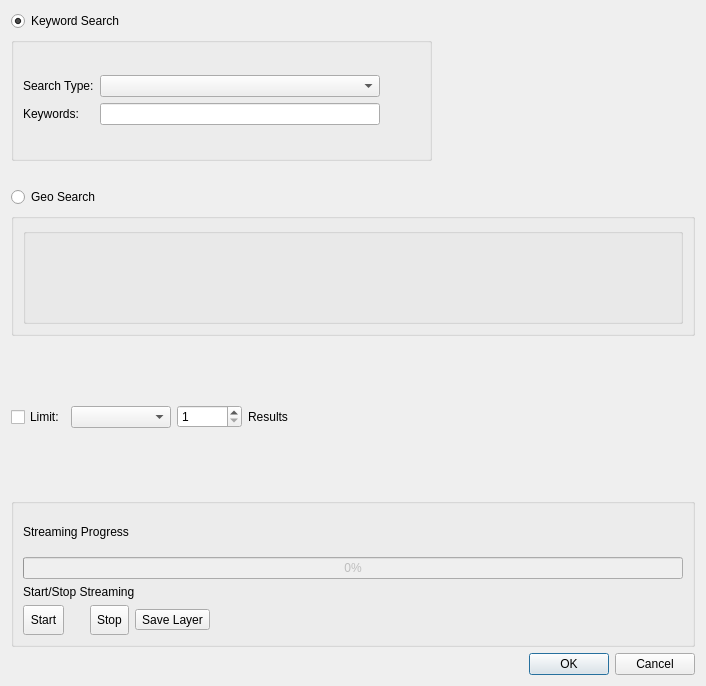
Above: gui/threading_master_dialog_base_backup.ui from ale-cristofori/Qweetgis before the change. Below: the same form after it.
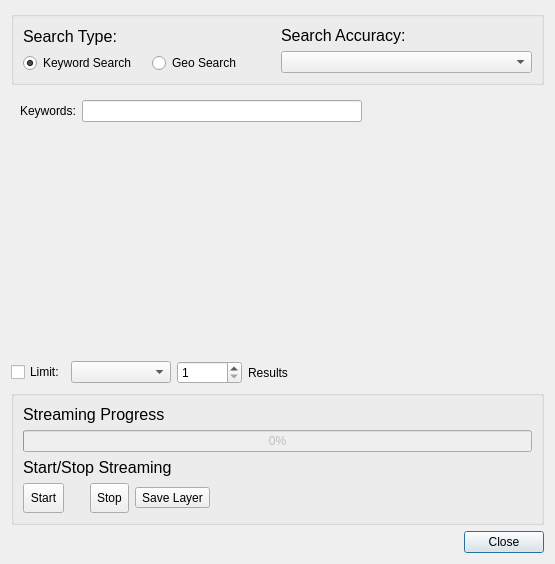
That is the form after the change. Custom widgets are drawn as their Qt base class.

Commit message: main UI made smaller and resizable on content

What changed in the file:
```diff
--- a/gui/threading_master_dialog_base_backup.ui
+++ b/gui/threading_master_dialog_base_backup.ui
@@ -6,103 +6,142 @@
    <rect>
     <x>0</x>
     <y>0</y>
-    <width>706</width>
-    <height>686</height>
+    <width>555</width>
+    <height>564</height>
    </rect>
   </property>
   <property name="minimumSize">
    <size>
-    <width>706</width>
-    <height>686</height>
+    <width>555</width>
+    <height>564</height>
    </size>
   </property>
   <property name="windowTitle">
    <string>Threading Master</string>
   </property>
-  <layout class="QGridLayout" name="gridLayout_8">
-   <item row="5" column="1">
+  <layout class="QGridLayout" name="gridLayout_5">
+   <item row="0" column="0">
+    <layout class="QGridLayout" name="gridLayout_4">
+     <item row="1" column="0">
+      <widget class="QStackedWidget" name="stackedWidget">
+       <property name="currentIndex">
+        <number>0</number>
+       </property>
+       <widget class="QWidget" name="page">
+        <layout class="QGridLayout" name="gridLayout_2">
+         <item row="0" column="0">
+          <layout class="QHBoxLayout" name="horizontalLayout_4">
+           <item>
+            <widget class="QLabel" name="label_3">
+             <property name="text">
+              <string>Keywords:</string>
+             </property>
+            </widget>
+           </item>
+           <item>
+            <widget class="QLineEdit" name="streamLineEdit">
+             <property name="minimumSize">
+              <size>
+               <width>280</width>
+               <height>0</height>
+              </size>
+             </property>
+             <property name="maximumSize">
+              <size>
+               <width>280</width>
+               <height>16777215</height>
+              </size>
+             </property>
+            </widget>
+           </item>
+          </layout>
+         </item>
+         <item row="1" column="0">
+          <spacer name="verticalSpacer">
+           <property name="orientation">
+            <enum>Qt::Vertical</enum>
+           </property>
+           <property name="sizeHint" stdset="0">
+            <size>
+             <width>20</width>
+             <height>40</height>
+            </size>
+           </property>
+          </spacer>
+         </item>
+         <item row="0" column="1">
+          <spacer name="horizontalSpacer">
+           <property name="orientation">
+            <enum>Qt::Horizontal</enum>
+           </property>
+           <property name="sizeHint" stdset="0">
+            <size>
+             <width>40</width>
+             <height>20</height>
+            </size>
+           </property>
+          </spacer>
+         </item>
+        </layout>
+       </widget>
+       <widget class="QWidget" name="page_2">
+        <layout class="QGridLayout" name="gridLayout">
+         <property name="leftMargin">
+          <number>0</number>
+         </property>
+         <property name="rightMargin">
+          <number>0</number>
+         </property>
+         <item row="0" column="0">
+          <widget class="QgsExtentGroupBox" name="extentGroupBox">
+           <property name="enabled">
+            <bool>false</bool>
+           </property>
+           <property name="maximumSize">
+            <size>
+             <width>16777215</width>
+             <height>180</height>
+            </size>
+           </property>
+          </widget>
+         </item>
+        </layout>
+       </widget>
+      </widget>
+     </item>
+     <item row="4" column="0">
     <widget class="QDialogButtonBox" name="button_box">
      <property name="orientation">
       <enum>Qt::Horizontal</enum>
      </property>
      <property name="standardButtons">
-      <set>QDialogButtonBox::Cancel|QDialogButtonBox::Ok</set>
+        <set>QDialogButtonBox::Close</set>
      </property>
     </widget>
    </item>
-   <item row="3" column="1">
-    <spacer name="horizontalSpacer_2">
-     <property name="orientation">
-      <enum>Qt::Horizontal</enum>
-     </property>
-     <property name="sizeHint" stdset="0">
-      <size>
-       <width>248</width>
-       <height>20</height>
-      </size>
-     </property>
-    </spacer>
-   </item>
-   <item row="3" column="0">
-    <layout class="QHBoxLayout" name="horizontalLayout_2">
+     <item row="0" column="0">
+      <widget class="QGroupBox" name="groupBox">
+       <property name="title">
+        <string/>
+       </property>
+       <layout class="QGridLayout" name="gridLayout_3">
+        <item row="0" column="0">
+         <layout class="QVBoxLayout" name="verticalLayout_4">
      <item>
-      <widget class="QCheckBox" name="limitCheckBox">
-       <property name="text">
-        <string>Limit:</string>
-       </property>
-      </widget>
-     </item>
-     <item>
-      <widget class="QComboBox" name="limitDd">
-       <property name="minimumSize">
-        <size>
-         <width>100</width>
-         <height>0</height>
-        </size>
-       </property>
-      </widget>
-     </item>
-     <item>
-      <widget class="QSpinBox" name="limitSb">
-       <property name="minimumSize">
-        <size>
-         <width>65</width>
-         <height>0</height>
-        </size>
-       </property>
-       <property name="minimum">
-        <number>1</number>
-       </property>
-       <property name="maximum">
-        <number>2000</number>
-       </property>
-      </widget>
-     </item>
-     <item>
-      <widget class="QLabel" name="label_2">
+           <widget class="QLabel" name="label">
+            <property name="font">
+             <font>
+              <pointsize>12</pointsize>
+             </font>
+            </property>
        <property name="text">
-        <string>Results</string>
+             <string>Search Type:</string>
        </property>
       </widget>
      </item>
      <item>
-      <spacer name="horizontalSpacer_10">
-       <property name="orientation">
-        <enum>Qt::Horizontal</enum>
-       </property>
-       <property name="sizeHint" stdset="0">
-        <size>
-         <width>40</width>
-         <height>20</height>
-        </size>
-       </property>
-      </spacer>
-     </item>
-    </layout>
-   </item>
-   <item row="0" column="0">
-    <layout class="QGridLayout" name="gridLayout_4">
-     <item row="0" column="0">
+           <layout class="QHBoxLayout" name="horizontalLayout_3">
+            <item>
       <widget class="QRadioButton" name="keywordRadioButton">
        <property name="text">
         <string>Keyword Search</string>
@@ -112,26 +151,36 @@
        </property>
       </widget>
      </item>
-     <item row="1" column="0">
-      <widget class="QGroupBox" name="groupBox">
-       <property name="title">
-        <string/>
-       </property>
-       <layout class="QGridLayout" name="gridLayout_2">
-        <item row="0" column="0">
-         <layout class="QGridLayout" name="gridLayout">
-          <item row="0" column="0">
+            <item>
+             <widget class="QRadioButton" name="geoRadioButton">
+              <property name="text">
+               <string>Geo Search</string>
+              </property>
+             </widget>
+            </item>
+           </layout>
+          </item>
+         </layout>
+        </item>
+        <item row="0" column="1">
+         <layout class="QVBoxLayout" name="verticalLayout_3">
+          <item>
            <widget class="QLabel" name="label_4">
+            <property name="font">
+             <font>
+              <pointsize>12</pointsize>
+             </font>
+            </property>
             <property name="text">
-             <string>Search Type:</string>
+             <string>Search Accuracy:</string>
             </property>
            </widget>
           </item>
-          <item row="0" column="1">
+          <item>
            <widget class="QComboBox" name="SearchTypeDd">
             <property name="minimumSize">
              <size>
-              <width>280</width>
+              <width>0</width>
               <height>0</height>
              </size>
             </property>
@@ -143,50 +192,12 @@
             </property>
            </widget>
           </item>
-          <item row="1" column="1">
-           <widget class="QLineEdit" name="streamLineEdit">
-            <property name="minimumSize">
-             <size>
-              <width>280</width>
-              <height>0</height>
-             </size>
-            </property>
-            <property name="maximumSize">
-             <size>
-              <width>280</width>
-              <height>16777215</height>
-             </size>
-            </property>
-           </widget>
-          </item>
-          <item row="1" column="0">
-           <widget class="QLabel" name="label_3">
-            <property name="text">
-             <string>Keywords:</string>
-            </property>
-           </widget>
-          </item>
          </layout>
         </item>
-        <item row="0" column="1">
-         <spacer name="horizontalSpacer_3">
-          <property name="orientation">
-           <enum>Qt::Horizontal</enum>
-          </property>
-          <property name="sizeHint" stdset="0">
-           <size>
-            <width>40</width>
-            <height>20</height>
-           </size>
-          </property>
-         </spacer>
-        </item>
        </layout>
       </widget>
      </item>
-    </layout>
-   </item>
-   <item row="4" column="0" colspan="2">
+     <item row="3" column="0">
     <widget class="QGroupBox" name="groupBox_3">
      <property name="title">
       <string/>
@@ -196,6 +207,11 @@
        <layout class="QVBoxLayout" name="verticalLayout">
         <item>
          <widget class="QLabel" name="label_9">
+            <property name="font">
+             <font>
+              <pointsize>12</pointsize>
+             </font>
+            </property>
           <property name="text">
            <string>Streaming Progress</string>
           </property>
@@ -215,6 +231,11 @@
          <layout class="QVBoxLayout" name="verticalLayout_2">
           <item>
            <widget class="QLabel" name="label_10">
+              <property name="font">
+               <font>
+                <pointsize>12</pointsize>
+               </font>
+              </property>
             <property name="text">
              <string>Start/Stop Streaming</string>
             </property>
@@ -305,74 +326,64 @@
      </layout>
     </widget>
    </item>
-   <item row="2" column="0" colspan="2">
-    <layout class="QGridLayout" name="gridLayout_7">
-     <item row="0" column="0">
-      <widget class="QRadioButton" name="geoRadioButton">
+     <item row="2" column="0">
+      <layout class="QHBoxLayout" name="horizontalLayout_2">
+       <item>
+        <widget class="QCheckBox" name="limitCheckBox">
        <property name="text">
-        <string>Geo Search</string>
+          <string>Limit:</string>
        </property>
       </widget>
      </item>
-     <item row="1" column="0">
-      <widget class="QGroupBox" name="groupBox_2">
-       <property name="title">
-        <string/>
-       </property>
-       <layout class="QGridLayout" name="gridLayout_5">
-        <item row="0" column="0">
-         <layout class="QGridLayout" name="gridLayout_3">
-          <item row="0" column="0" rowspan="2">
-           <widget class="QgsExtentGroupBox" name="extentGroupBox">
-            <property name="enabled">
-             <bool>false</bool>
-            </property>
-            <property name="maximumSize">
+       <item>
+        <widget class="QComboBox" name="limitDd">
+         <property name="minimumSize">
+          <size>
+           <width>100</width>
+           <height>0</height>
+          </size>
+         </property>
+        </widget>
+       </item>
+       <item>
+        <widget class="QSpinBox" name="limitSb">
+         <property name="minimumSize">
              <size>
-              <width>16777215</width>
-              <height>180</height>
-             </size>
-            </property>
-           </widget>
-          </item>
-         </layout>
-        </item>
-       </layout>
-      </widget>
-     </item>
-    </layout>
-   </item>
-   <item row="0" column="1">
-    <spacer name="horizontalSpacer">
+           <width>65</width>
+           <height>0</height>
+          </size>
+         </property>
+         <property name="minimum">
+          <number>1</number>
+         </property>
+         <property name="maximum">
+          <number>2000</number>
+         </property>
+        </widget>
+       </item>
+       <item>
+        <widget class="QLabel" name="label_2">
+         <property name="text">
+          <string>Results</string>
+         </property>
+        </widget>
+       </item>
+       <item>
+        <spacer name="horizontalSpacer_10">
      <property name="orientation">
       <enum>Qt::Horizontal</enum>
      </property>
-     <property name="sizeType">
-      <enum>QSizePolicy::Fixed</enum>
-     </property>
      <property name="sizeHint" stdset="0">
       <size>
-       <width>248</width>
+           <width>40</width>
        <height>20</height>
       </size>
      </property>
     </spacer>
    </item>
-   <item row="1" column="0">
-    <spacer name="verticalSpacer">
-     <property name="orientation">
-      <enum>Qt::Vertical</enum>
-     </property>
-     <property name="sizeType">
-      <enum>QSizePolicy::Fixed</enum>
-     </property>
-     <property name="sizeHint" stdset="0">
-      <size>
-       <width>20</width>
-       <height>20</height>
-      </size>
-     </property>
-    </spacer>
+      </layout>
+     </item>
+    </layout>
    </item>
   </layout>
  </widget>
```
Lines whose indentation alone changed are shown as unchanged. The commit also changes 2 other files.
